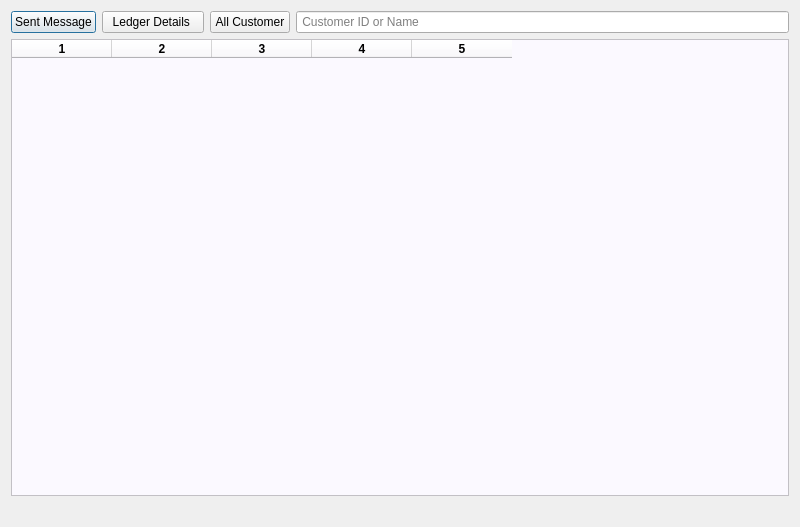
ansarul543/pos-inventory, file ui/customerledger.ui: the form before one commit.
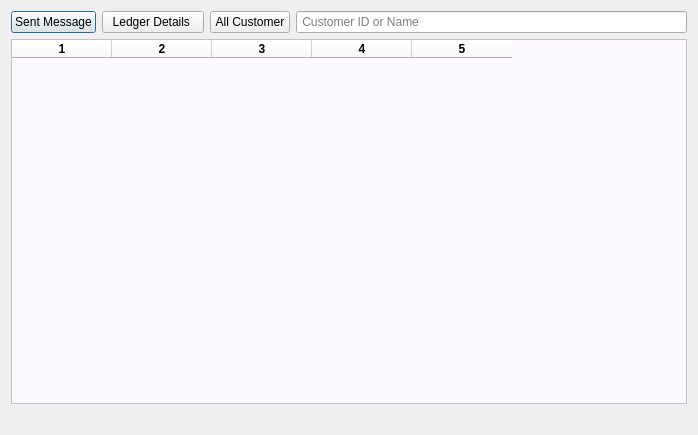
The form after the commit.

What changed in the file:
```diff
--- a/ui/customerledger.ui
+++ b/ui/customerledger.ui
@@ -9,8 +9,8 @@
    <rect>
     <x>0</x>
     <y>0</y>
-    <width>800</width>
-    <height>527</height>
+    <width>698</width>
+    <height>435</height>
    </rect>
   </property>
   <property name="windowTitle">
```
